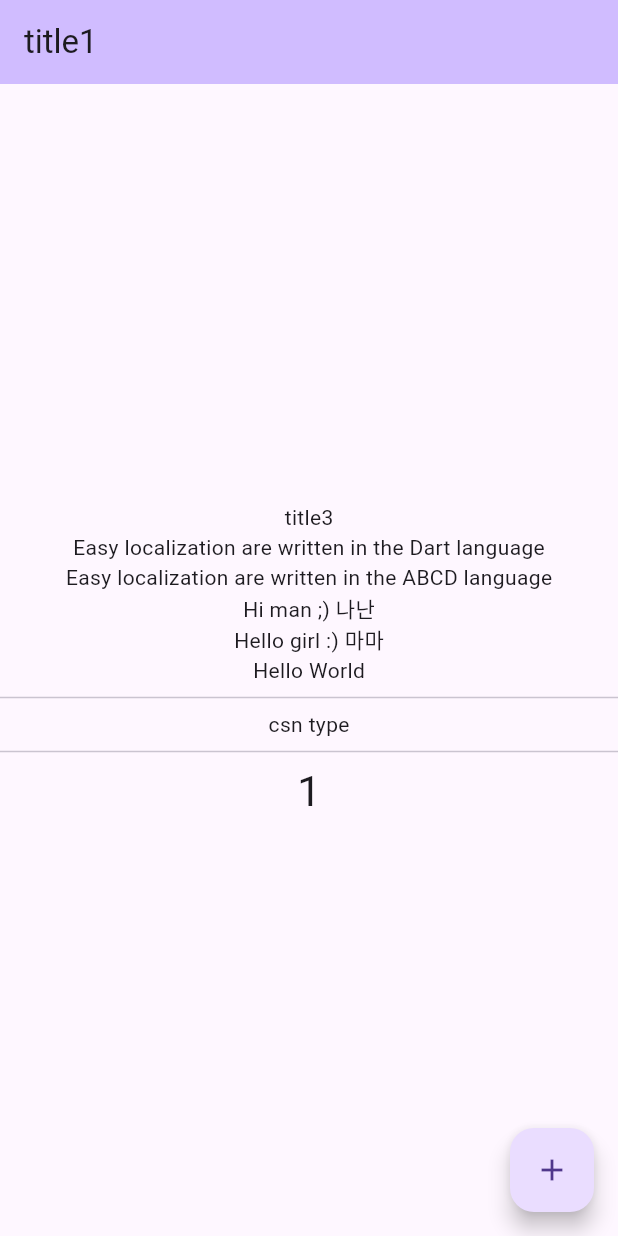
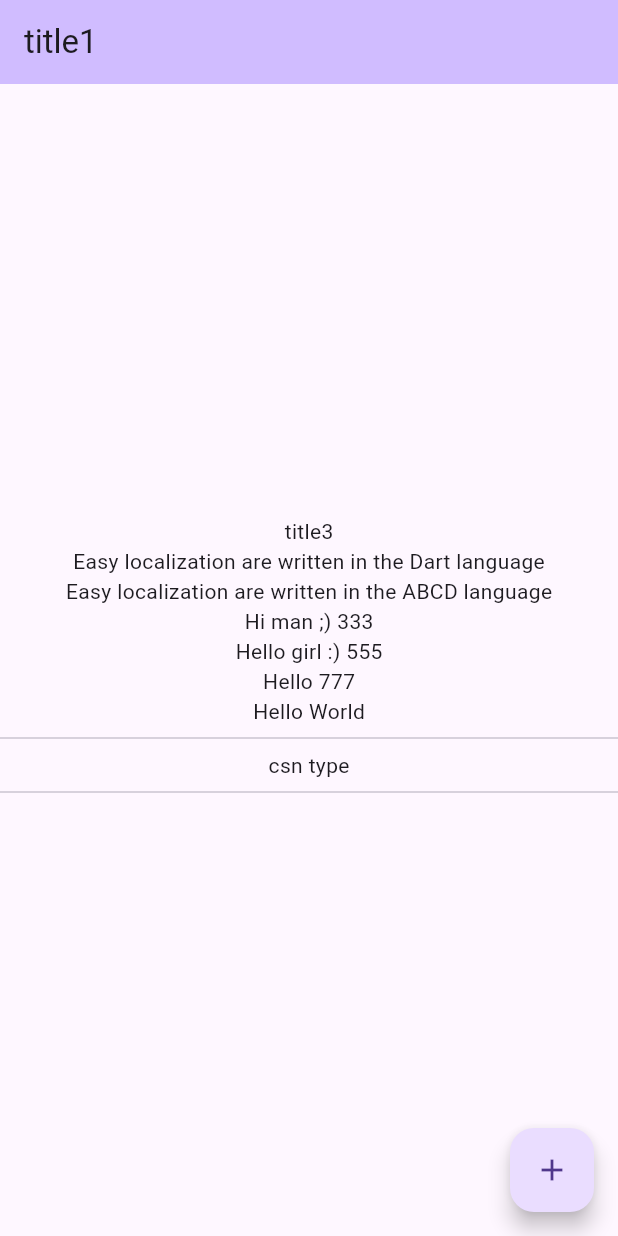
Before and after one commit to suprema-swkim/easy_local_sample, a Flutter app: the screen it shows after launch, after a tap on the "add" icon, on a phone screen of 412 x 824 dp. Run offline on Flutter 3.47's test engine with Material 3 defaults, Android fonts, the phone set to English and light mode, and no system bars; our stand-ins replace easy_localization; missing offline and left inert: easy_logger.

```diff
--- a/lib/main.dart
+++ b/lib/main.dart
@@ -7,7 +7,7 @@ import 'package:flutter/material.dart';
 // CodegenLoader 생성(locle 최신화)
 // flutter pub run easy_localization:generate -S assets/translations
 
-// LocaleKeys 생성(locle key 최신화) - ko 파일 기준
+// LocaleKeys 생성(locle key 최신화) - 파일 하나 기준(현재 ko-KR)
 // flutter pub run easy_localization:generate -f keys -o locale_keys.g.dart -S assets/translations
 
 // -h , 도움말
@@ -24,16 +24,34 @@ import 'package:flutter/material.dart';
 // 4.변경 데이터 바로 반영
 // 5.테스트 용이(context 없이 사용)
 
+// Locale File -> {languageCode}-{countryCode}.json
+// Locale -> {languageCode}_{countryCode}
+
 void main() async {
   WidgetsFlutterBinding.ensureInitialized();
   await EasyLocalization.ensureInitialized();
 
+  // 분실된 키 메시지만 표시
   EasyLocalization.logger.enableLevels = [LevelMessages.error, LevelMessages.warning];
+
+  // 커스텀 로거
+  // EasyLogPrinter customLogPrinter = (
+  //   Object object, {
+  //   String name,
+  //   StackTrace stackTrace,
+  //   LevelMessages level,
+  // }) {
+  //   ///Your function
+  //   print('$name: ${object.toString()}');
+  // };
+
+  // /// override printer to custom
+  // EasyLocalization.logger.printer = customLogPrinter;
 
   runApp(
     EasyLocalization(
       supportedLocales: const [
-        Locale('en', 'US'),
+        Locale('en', 'US'), // en_US(미국식), en_GB(영국식)
         Locale('ko', 'KR'),
       ],
 
@@ -64,6 +82,11 @@ class MyApp extends StatelessWidget {
   }
 }
 
+// tr
+//
+// args - {} 를 치환
+// namedArgs - {key} 를 치환
+// gender - key 안에 key를 고를때 사용
 class MyHomePage extends StatefulWidget {
   const MyHomePage({super.key});
 
@@ -72,14 +95,6 @@ class MyHomePage extends StatefulWidget {
 }
 
 class _MyHomePageState extends State<MyHomePage> {
-  int _counter = 0;
-
-  void _incrementCounter() {
-    setState(() {
-      _counter++;
-    });
-  }
-
   @override
   Widget build(BuildContext context) {
     return Scaffold(
@@ -94,21 +109,40 @@ class _MyHomePageState extends State<MyHomePage> {
             const Text(LocaleKeys.title3),
             const Text('msg').tr(args: ['Easy localization', 'Dart']),
             const Text('msg_mixed').tr(args: ['Easy localization'], namedArgs: {'lang': 'ABCD'}),
-            const Text('gender').tr(gender: 'male', args: ['나난']),
-            const Text('gender').tr(gender: 'female', args: ['마마']),
+            const Text('type').tr(gender: 'aType', args: ['333']),
+            const Text('type').tr(gender: 'bType', args: ['555']),
+            const Text('type').tr(gender: 'other', args: ['777']),
             Text('example.helloWorld'.tr()),
             const Divider(),
             Text(CardFormatType.csn.title),
             const Divider(),
-            Text(
-              '$_counter',
-              style: Theme.of(context).textTheme.headlineMedium,
-            ),
           ],
         ),
       ),
       floatingActionButton: FloatingActionButton(
-        onPressed: _incrementCounter,
+        onPressed: () {
+          // 현지화 설정
+          context.setLocale(const Locale('en', 'US'));
+
+          // 현재 현지와 가져오기
+          // print(context.locale.toString());
+
+          // 장치 현지와 가져오기
+          // print(context.deviceLocale.toString())
+
+          // 장치 현지와 삭제
+          // print(context.deleteSaveLocale());
+
+          // 지원 현지화 가져오기
+          // print(context.supportedLocales);
+
+          // 기본 현지화 가져오기
+          // print(context.fallbackLocale);
+
+          // 현지화 변환 - Locale('en', 'US')
+          // print('en'.toLocale());
+          // print('en_US'.toLocale());
+        },
         tooltip: 'Increment',
         child: const Icon(Icons.add),
       ),
@@ -116,7 +150,7 @@ class _MyHomePageState extends State<MyHomePage> {
   }
 }
 
-// 이후
+// 수정 후
 enum CardFormatType {
   /// Mifare CSN 타입
   csn('CSN', LocaleKeys.csn),
@@ -132,7 +166,7 @@ enum CardFormatType {
   const CardFormatType(this.value, this._title);
 }
 
-// 이전
+// 수정 전
 enum CardFormatType2 {
   /// Mifare CSN 타입
   csn('CSN'),
```
Also changed, not shown: assets/translations/en-US.json (+3 -8 lines), assets/translations/ko-KR.json (+4 -9 lines), lib/generated/codegen_loader.g.dart, lib/generated/locale_keys.g.dart, 1 other file.
